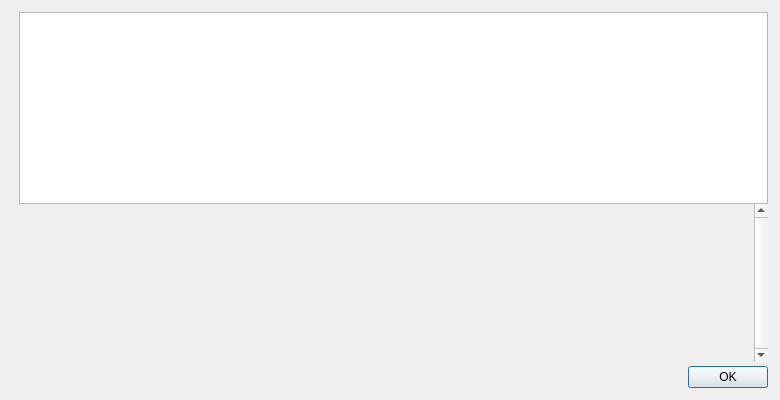
XcelRProject/XcelR, file src/qt/forms/helpmessagedialog.ui: the form before one commit.
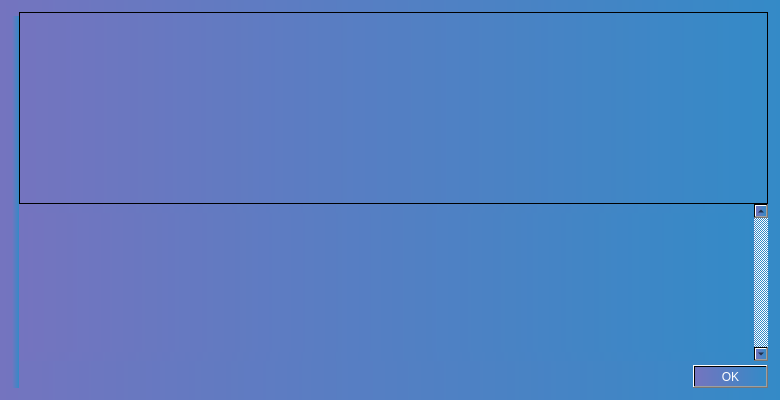
The form after the commit. Icons and pictures are not drawn.

The edit to the form file:
```diff
--- a/src/qt/forms/helpmessagedialog.ui
+++ b/src/qt/forms/helpmessagedialog.ui
@@ -10,6 +10,9 @@
     <height>400</height>
    </rect>
   </property>
+  <property name="styleSheet">
+   <string notr="true">background-color: qlineargradient(spread:pad, x1:0, y1:0, x2:1, y2:0, stop:0 rgba(116, 116, 191, 255), stop:1 rgba(52, 138, 199, 255));</string>
+  </property>
   <layout class="QHBoxLayout" name="horizontalLayout_2">
    <property name="spacing">
     <number>0</number>
@@ -95,6 +98,14 @@
         <bool>true</bool>
        </property>
        <widget class="QWidget" name="scrollAreaWidgetContents">
+        <property name="geometry">
+         <rect>
+          <x>0</x>
+          <y>0</y>
+          <width>632</width>
+          <height>132</height>
+         </rect>
+        </property>
         <layout class="QVBoxLayout" name="verticalLayout_2">
          <item>
           <widget class="QLabel" name="aboutMessage">
@@ -137,6 +148,9 @@
      </item>
      <item>
       <widget class="QDialogButtonBox" name="okButton">
+       <property name="styleSheet">
+        <string notr="true">color: rgb(255, 255, 255);</string>
+       </property>
        <property name="orientation">
         <enum>Qt::Horizontal</enum>
        </property>
```
